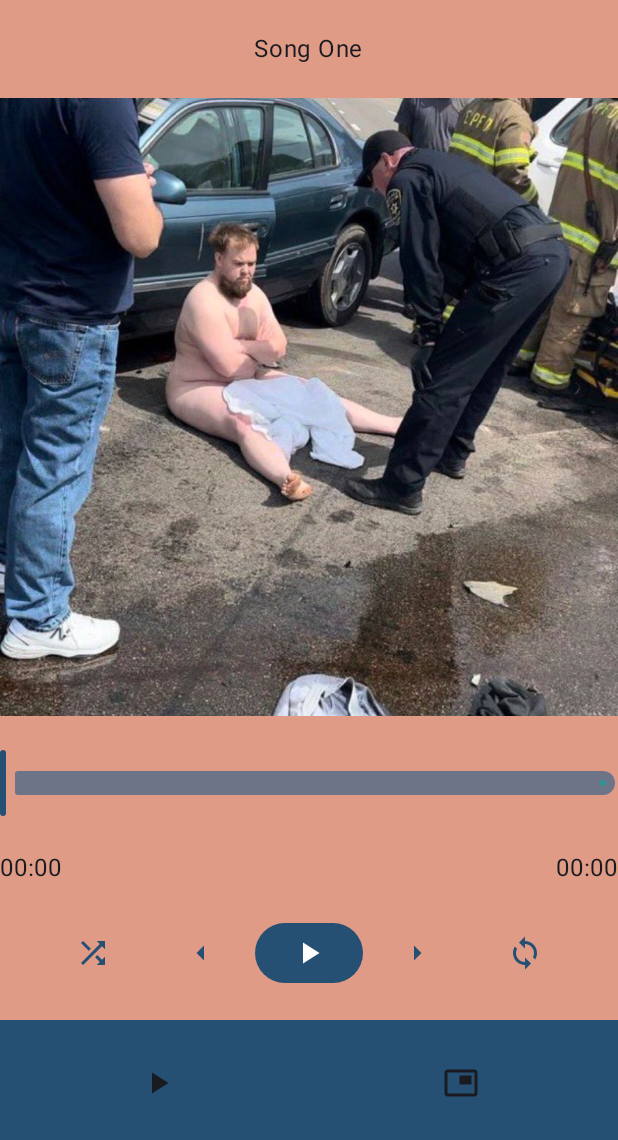
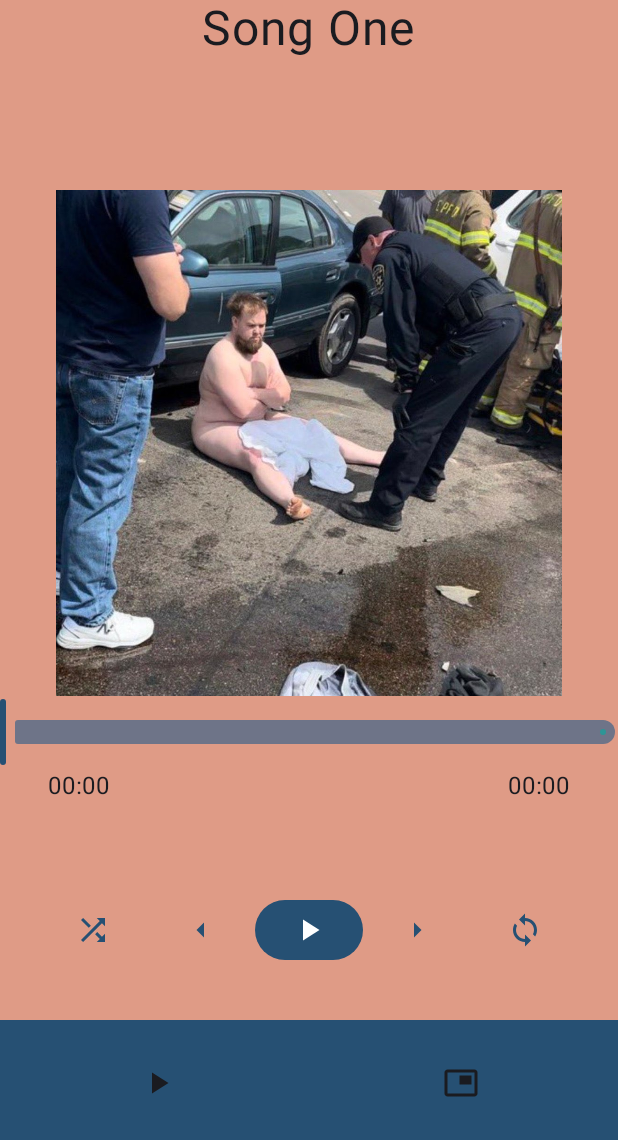
Before and after one commit to kirlandezzz/proyectoNotSpotify, an Android app built with Jetpack Compose: the screen it shows after launch (MainActivity), on a phone screen of 412 x 824 dp, the part 96-1236 px from its top. Run offline under Robolectric (Android 15) with nearby library versions, the phone set to English and light mode, and no system bars.

Commit message:
separacion de componentes para mejorar legibilidad

```diff
--- a/app/src/main/java/com/example/ejerciciosexoplayer/screens/PlayerScreen.kt
+++ b/app/src/main/java/com/example/ejerciciosexoplayer/screens/PlayerScreen.kt
@@ -1,26 +1,21 @@
 package com.example.ejerciciosexoplayer.screens
 
-import android.content.res.Resources.Theme
-import android.graphics.drawable.Drawable
-import androidx.activity.compose.BackHandler
+import android.content.Context
 import androidx.compose.foundation.Image
 import androidx.compose.foundation.layout.Arrangement
-import androidx.compose.foundation.layout.Box
 import androidx.compose.foundation.layout.Column
 import androidx.compose.foundation.layout.Row
 import androidx.compose.foundation.layout.fillMaxWidth
+import androidx.compose.foundation.layout.padding
 import androidx.compose.foundation.shape.CircleShape
 import androidx.compose.material3.Button
 import androidx.compose.material3.ButtonDefaults
-import androidx.compose.material3.ButtonDefaults.shape
 import androidx.compose.material3.Icon
-import androidx.compose.material3.MaterialTheme
 import androidx.compose.material3.Slider
 import androidx.compose.material3.SliderDefaults
 import androidx.compose.material3.Text
 import androidx.compose.runtime.Composable
 import androidx.compose.runtime.LaunchedEffect
-import androidx.compose.runtime.collectAsState
 import androidx.compose.runtime.getValue
 import androidx.compose.runtime.mutableStateOf
 import androidx.compose.runtime.remember
@@ -30,15 +25,15 @@ import androidx.compose.ui.Modifier
 import androidx.compose.ui.graphics.Color
 import androidx.compose.ui.platform.LocalContext
 import androidx.compose.ui.res.painterResource
+import androidx.compose.ui.unit.dp
+import androidx.compose.ui.unit.sp
 import androidx.lifecycle.compose.collectAsStateWithLifecycle
 import androidx.lifecycle.viewmodel.compose.viewModel
-import androidx.media3.exoplayer.ExoPlayer
 import com.example.ejerciciosexoplayer.R
 import com.example.ejerciciosexoplayer.shared.ExoPlayerViewModel
 import com.example.ejerciciosexoplayer.shared.ScaffoldViewModel
 import com.example.ejerciciosexoplayer.ui.theme.Azul
 import com.example.ejerciciosexoplayer.ui.theme.AzulOsc
-import com.example.ejerciciosexoplayer.ui.theme.Blanco
 
 @Composable
 fun ExoPlayerScreen(viewModelScaffold: ScaffoldViewModel = viewModel()) {
@@ -58,81 +53,99 @@ fun ExoPlayerScreen(viewModelScaffold: ScaffoldViewModel = viewModel()) {
     val minutosPosicion = posicion / 1000 / 60
     val segundosPosicion = posicion / 1000 % 60
 
-    var loopButtonColor by remember {
-        mutableStateOf(AzulOsc)
-    }
-
-    var ShufleColor by remember {
-        mutableStateOf(AzulOsc)
-    }
-
-    //colore https://colorhunt.co/palette/ecf4d69ad0c22d9596265073
-    /* TODO: Llamar a crearExoPlayer y hacerSonarMusica */
-
 
     LaunchedEffect(Unit) {
         exoPlayerViewModel.crearExoPlayer(contexto)
         exoPlayerViewModel.hacerSonarMusica(contexto)
     }
 
-
     Column(
         verticalArrangement = Arrangement.SpaceEvenly,
         horizontalAlignment = Alignment.CenterHorizontally
     ) {
+        Text(
+            text = tituloActual, fontSize = 32.sp, modifier = Modifier.weight(1.5f)
+        )
 
-        Text(text = tituloActual)
+        Image(
+            painter = painterResource(id = imagenActual),
+            contentDescription = null,
+            modifier = Modifier.weight(4f),
+        )
 
-        Image(painter = painterResource(id = imagenActual), contentDescription = null)
+        SliderReproductor(value = posSlider, onValueChange = { value ->
+            exoPlayerViewModel.moverSlider(value)
+        }, onValueChangeFinished = { exoPlayerViewModel.onSliderInteractionEnd() })
 
-        Slider(
-            value = posSlider,
+        Row(
+            horizontalArrangement = Arrangement.SpaceBetween,
+            modifier = Modifier
+                .fillMaxWidth()
+                .weight(1f)
+                .padding(horizontal = 32.dp)
+        ) {
+            TextoTiempo(minutos = minutosPosicion, segundos = segundosPosicion)
+            TextoTiempo(minutos = minutosDuracion, segundos = segundosDuracion)
+        }
+
+        Row(
+            modifier = Modifier.weight(1f)
+        ) {
+            BotonesReproductor(exoPlayerViewModel, contexto)
+        }
+    }
+}
+
+@Composable
+fun SliderReproductor(
+    value: Float,
+    onValueChange: (Float) -> Unit,
+    onValueChangeFinished: () -> Unit,
+    valueRange: ClosedFloatingPointRange<Float> = 0f..1f,
+    modifier: Modifier = Modifier,
+) {
+    Slider(value = value,
         colors = SliderDefaults.colors(AzulOsc, Azul),
-            onValueChange = { value ->
-                exoPlayerViewModel.moverSlider(value)
+        onValueChange = { newValue ->
+            onValueChange(newValue)
         },
         onValueChangeFinished = {
-                exoPlayerViewModel.onSliderInteractionEnd()
+            onValueChangeFinished()
         },
-            valueRange = 0f..1f
+        valueRange = valueRange,
+        modifier = modifier
     )
-
-        Row(horizontalArrangement = Arrangement.SpaceBetween, modifier = Modifier.fillMaxWidth()) {
-            Text(text = String.format("%02d:%02d", minutosPosicion, segundosPosicion))
-            Text(text = String.format("%02d:%02d", minutosDuracion, segundosDuracion))
 }
 
+@Composable
+fun TextoTiempo(minutos: Int, segundos: Int) {
+    Text(
+        text = String.format("%02d:%02d", minutos, segundos)
+    )
+}
 
-        Row {
-            Button(
-                onClick = {
+@Composable
+fun BotonesReproductor(exoPlayerViewModel: ExoPlayerViewModel, contexto: Context) {
+    var loopButtonColor by remember {
+        mutableStateOf(AzulOsc)
+    }
+
+    var shufleColor by remember {
+        mutableStateOf(AzulOsc)
+    }
+
+    Boton(iconId = R.drawable.baseline_shuffle_24, contentColor = shufleColor, onClick = {
         exoPlayerViewModel.shuffleSongs(contexto)
-                    ShufleColor = if (ShufleColor == AzulOsc) {
+        shufleColor = if (shufleColor == AzulOsc) {
             Azul
         } else {
             AzulOsc
         }
-                }, shape = CircleShape, colors = ButtonDefaults.buttonColors(
-                    containerColor = Color.Transparent, contentColor = ShufleColor
-                )
-            ) {
-                Icon(
-                    painter = painterResource(id = R.drawable.baseline_shuffle_24),
-                    contentDescription = null
-                )
-            }
-            Button(
-                onClick = { exoPlayerViewModel.volverCancion(contexto) },
-                shape = CircleShape,
-                colors = ButtonDefaults.buttonColors(
-                    containerColor = Color.Transparent, contentColor = AzulOsc
-                )
-            ) {
-                Icon(
-                    painter = painterResource(id = R.drawable.baseline_arrow_left_24),
-                    contentDescription = null
-                )
-            }
+    })
+
+    Boton(iconId = R.drawable.baseline_arrow_left_24,
+        onClick = { exoPlayerViewModel.volverCancion(contexto) })
+
     Button(
         onClick = { exoPlayerViewModel.PausarOSeguirMusica() },
         shape = CircleShape,
@@ -140,35 +153,34 @@ fun ExoPlayerScreen(viewModelScaffold: ScaffoldViewModel = viewModel()) {
     ) {
         Icon(painter = painterResource(id = R.drawable.play), contentDescription = null)
     }
-            Button(
-                onClick = { exoPlayerViewModel.CambiarCancion(contexto); },
-                shape = CircleShape,
-                colors = ButtonDefaults.buttonColors(
-                    containerColor = Color.Transparent, contentColor = AzulOsc
-                )
-            ) {
-                Icon(
-                    painter = painterResource(id = R.drawable.baseline_arrow_right_24),
-                    contentDescription = null
-                )
-            }
-            Button(
-                onClick = {
+
+    Boton(iconId = R.drawable.baseline_arrow_right_24,
+        onClick = { exoPlayerViewModel.CambiarCancion(contexto) })
+
+    Boton(iconId = R.drawable.baseline_loop_24, contentColor = loopButtonColor, onClick = {
         exoPlayerViewModel.loop()
         loopButtonColor = if (loopButtonColor == AzulOsc) {
             Azul
         } else {
             AzulOsc
         }
-                }, shape = CircleShape, colors = ButtonDefaults.buttonColors(
-                    containerColor = Color.Transparent, contentColor = loopButtonColor
+    })
+}
+
+@Composable
+fun Boton(
+    iconId: Int,
+    contentColor: Color = AzulOsc,
+    onClick: () -> Unit,
+    buttonColor: Color = Color.Transparent,
+) {
+    Button(
+        onClick = onClick, colors = ButtonDefaults.buttonColors(
+            containerColor = buttonColor, contentColor = contentColor
         )
     ) {
         Icon(
-                    painter = painterResource(id = R.drawable.baseline_loop_24),
-                    contentDescription = null
+            painter = painterResource(id = iconId), contentDescription = null
         )
     }
 }
-    }
-}
--- a/app/src/main/java/com/example/ejerciciosexoplayer/ui/theme/Color.kt
+++ b/app/src/main/java/com/example/ejerciciosexoplayer/ui/theme/Color.kt
@@ -5,7 +5,7 @@ import androidx.compose.ui.graphics.Color
 val Blanco = Color(0xFFDF9B86)
 val Azul = Color(0xFF2D9596)
 val AzulOsc = Color(0xFF265073)
-
+//colore https://colorhunt.co/palette/ecf4d69ad0c22d9596265073
 val Purple40 = Color(0xFFECF4D6)
 val PurpleGrey40 = Color(0xFF2D9596)
 val Pink40 = Color(0xFF265073)
```
Also changed, not shown: app/src/main/java/com/example/ejerciciosexoplayer/shared/ExoPlayerViewModel.kt (+38 -61 lines). Lines whose indentation alone changed are shown as unchanged.
